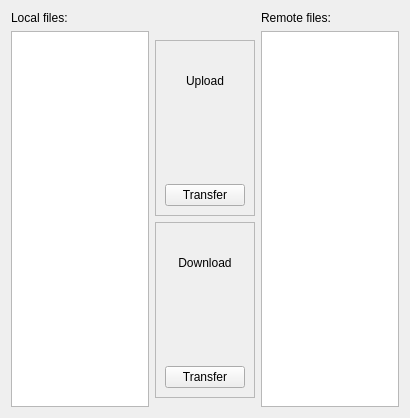
Qt form cwe_guiWidgets/cwe_file_manager.ui (NHERI-SimCenter/CWE-Simulation-Tool) before a commit.
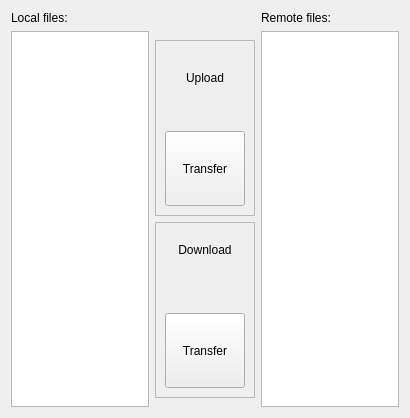
The same form after that commit. Icons and pictures are not drawn.

```diff
--- a/cwe_guiWidgets/cwe_file_manager.ui
+++ b/cwe_guiWidgets/cwe_file_manager.ui
@@ -22,6 +22,12 @@
        <verstretch>0</verstretch>
       </sizepolicy>
      </property>
+     <property name="maximumSize">
+      <size>
+       <width>100</width>
+       <height>16777215</height>
+      </size>
+     </property>
      <property name="frameShape">
       <enum>QFrame::NoFrame</enum>
      </property>
@@ -59,6 +65,12 @@
          </item>
          <item>
           <widget class="QLabel" name="lbl_right_arrows">
+           <property name="sizePolicy">
+            <sizepolicy hsizetype="Fixed" vsizetype="Fixed">
+             <horstretch>0</horstretch>
+             <verstretch>0</verstretch>
+            </sizepolicy>
+           </property>
            <property name="text">
             <string/>
            </property>
@@ -75,6 +87,18 @@
          </item>
          <item>
           <widget class="QPushButton" name="pb_upload">
+           <property name="minimumSize">
+            <size>
+             <width>0</width>
+             <height>75</height>
+            </size>
+           </property>
+           <property name="baseSize">
+            <size>
+             <width>0</width>
+             <height>0</height>
+            </size>
+           </property>
            <property name="text">
             <string>Transfer</string>
            </property>
@@ -104,6 +128,12 @@
          </item>
          <item>
           <widget class="QLabel" name="lbl_left_arrows">
+           <property name="sizePolicy">
+            <sizepolicy hsizetype="Preferred" vsizetype="Preferred">
+             <horstretch>0</horstretch>
+             <verstretch>0</verstretch>
+            </sizepolicy>
+           </property>
            <property name="text">
             <string/>
            </property>
@@ -117,6 +147,18 @@
          </item>
          <item>
           <widget class="QPushButton" name="pb_download">
+           <property name="sizePolicy">
+            <sizepolicy hsizetype="Preferred" vsizetype="Preferred">
+             <horstretch>0</horstretch>
+             <verstretch>0</verstretch>
+            </sizepolicy>
+           </property>
+           <property name="minimumSize">
+            <size>
+             <width>0</width>
+             <height>75</height>
+            </size>
+           </property>
            <property name="text">
             <string>Transfer</string>
            </property>
```
Left out of the diff: 23 changed lines with no effect on the pictures.
